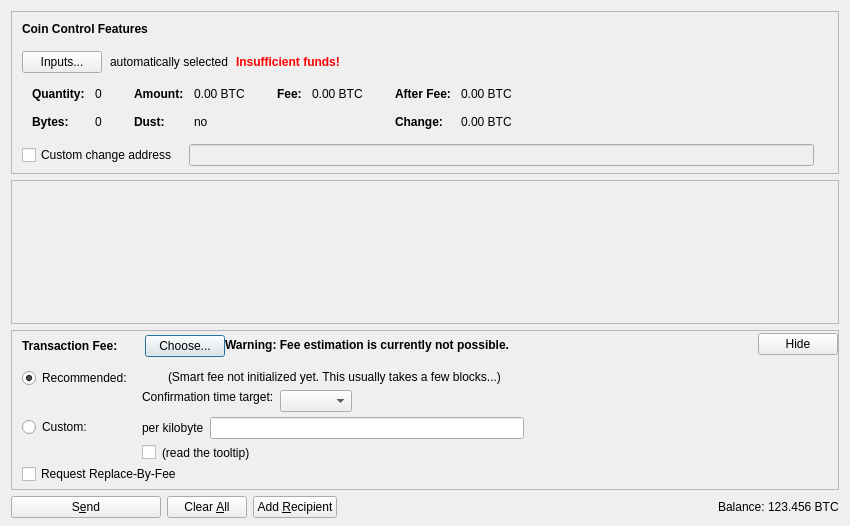
Old version of the form src/qt/forms/sendcoinsdialog.ui in the repository Garlicium/GRLM.
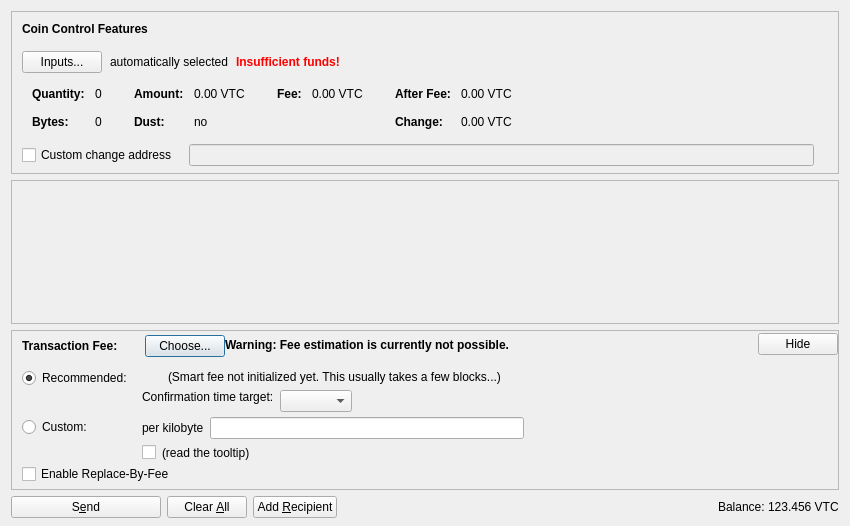
New version of the form. Icons and pictures are not drawn. Custom widgets are drawn as their Qt base class.

Patch:
```diff
--- a/src/qt/forms/sendcoinsdialog.ui
+++ b/src/qt/forms/sendcoinsdialog.ui
@@ -324,7 +324,7 @@
                   <enum>Qt::ActionsContextMenu</enum>
                  </property>
                  <property name="text">
-                  <string notr="true">0.00 BTC</string>
+                  <string notr="true">0.00 VTC</string>
                  </property>
                  <property name="textInteractionFlags">
                   <set>Qt::LinksAccessibleByMouse|Qt::TextSelectableByKeyboard|Qt::TextSelectableByMouse</set>
@@ -404,7 +404,7 @@
                   <enum>Qt::ActionsContextMenu</enum>
                  </property>
                  <property name="text">
-                  <string notr="true">0.00 BTC</string>
+                  <string notr="true">0.00 VTC</string>
                  </property>
                  <property name="textInteractionFlags">
                   <set>Qt::LinksAccessibleByMouse|Qt::TextSelectableByKeyboard|Qt::TextSelectableByMouse</set>
@@ -455,7 +455,7 @@
                   <enum>Qt::ActionsContextMenu</enum>
                  </property>
                  <property name="text">
-                  <string notr="true">0.00 BTC</string>
+                  <string notr="true">0.00 VTC</string>
                  </property>
                  <property name="textInteractionFlags">
                   <set>Qt::LinksAccessibleByMouse|Qt::TextSelectableByKeyboard|Qt::TextSelectableByMouse</set>
@@ -484,7 +484,7 @@
                   <enum>Qt::ActionsContextMenu</enum>
                  </property>
                  <property name="text">
-                  <string notr="true">0.00 BTC</string>
+                  <string notr="true">0.00 VTC</string>
                  </property>
                  <property name="textInteractionFlags">
                   <set>Qt::LinksAccessibleByMouse|Qt::TextSelectableByKeyboard|Qt::TextSelectableByMouse</set>
@@ -1108,7 +1108,7 @@
            <item>
             <widget class="QCheckBox" name="optInRBF">
              <property name="text">
-              <string>Request Replace-By-Fee</string>
+              <string>Enable Replace-By-Fee</string>
              </property>
              <property name="toolTip">
               <string>Indicates that the sender may wish to replace this transaction with a new one paying higher fees (prior to being confirmed).</string>
@@ -1247,7 +1247,7 @@
           <cursorShape>IBeamCursor</cursorShape>
          </property>
          <property name="text">
-          <string notr="true">123.456 BTC</string>
+          <string notr="true">123.456 VTC</string>
          </property>
          <property name="textInteractionFlags">
           <set>Qt::LinksAccessibleByMouse|Qt::TextSelectableByKeyboard|Qt::TextSelectableByMouse</set>
```
Left out of the diff: 6 changed lines with no effect on the pictures.
